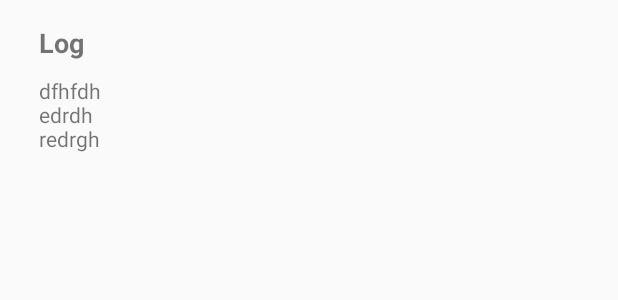
After one commit to lebalex/LockScreen2, an Android app: the layout activity_log.xml on its own in the app's theme, with its tools: preview values and no code run, on a phone screen of 412 x 824 dp. The commit adds this screen. Shown: the top 300 px of the screen. Run offline under Robolectric (Android 15) with nearby library versions, the phone set to English and light mode, and no system bars.

Commit message:
load after reboot and log

```diff
--- /dev/null
+++ b/app/src/main/res/layout/activity_log.xml
@@ -0,0 +1,49 @@
+<?xml version="1.0" encoding="utf-8"?>
+<ScrollView xmlns:android="http://schemas.android.com/apk/res/android"
+    android:layout_width="fill_parent"
+    android:layout_height="fill_parent">
+
+    <RelativeLayout xmlns:android="http://schemas.android.com/apk/res/android"
+        xmlns:tools="http://schemas.android.com/tools"
+        android:layout_width="match_parent"
+        android:layout_height="match_parent"
+        android:paddingBottom="@dimen/activity_vertical_margin"
+        android:paddingLeft="@dimen/activity_horizontal_margin"
+        android:paddingRight="@dimen/activity_horizontal_margin"
+        android:paddingTop="@dimen/activity_vertical_margin"
+        >
+        <GridLayout  xmlns:android="http://schemas.android.com/apk/res/android"
+            android:orientation="vertical" android:layout_width="match_parent"
+            android:layout_height="match_parent"
+            android:columnCount="1"
+            android:rowCount="2"
+            >
+            <TextView
+                android:layout_width="match_parent"
+                android:layout_height="wrap_content"
+                android:text="Log"
+                android:id="@+id/logtitle"
+                android:layout_marginLeft="10dp"
+                android:layout_marginTop="0dp"
+                android:layout_marginBottom="10dp"
+                android:textSize="18dp"
+                android:textStyle="normal|bold"
+                android:layout_column="0"
+                android:layout_row="0">
+            </TextView>
+
+            <TextView
+                android:layout_width="match_parent"
+                android:layout_height="wrap_content"
+                android:text="dfhfdh\nedrdh\nredrgh"
+                android:id="@+id/logstring"
+                android:layout_marginLeft="10dp"
+                android:textSize="14dp"
+                android:layout_alignParentTop="true"
+                android:layout_alignParentEnd="true"
+                android:layout_column="0"
+                android:layout_row="1">
+            </TextView>
+        </GridLayout>
+    </RelativeLayout>
+</ScrollView>
--- a/app/src/main/res/menu/menu_main.xml
+++ b/app/src/main/res/menu/menu_main.xml
@@ -12,4 +12,9 @@
         android:orderInCategory="100"
         android:title="@string/action_settings"
         app:showAsAction="never" />
+    <item
+        android:id="@+id/action_logs"
+        android:orderInCategory="100"
+        android:title="@string/action_logs"
+        app:showAsAction="never" />
 </menu>
--- a/app/src/main/res/values/strings.xml
+++ b/app/src/main/res/values/strings.xml
@@ -16,7 +16,8 @@
     <string name="pref_description_image_from_inet"></string>
     <string name="flag_wall_summary"></string>
     <string name="flag_wall_Title">flag LOCK or SYSTEM</string>
-
+    <string name="save_log_Title">save log</string>
+<string name="action_logs">Logs</string>
 
     <string name="pref_title_update_start">Start update</string>
     <string name="pref_default_update_start">0</string>
--- a/app/src/main/res/xml/pref_general.xml
+++ b/app/src/main/res/xml/pref_general.xml
@@ -47,6 +47,12 @@
         android:summary="@string/flag_wall_summary"
         android:title="@string/flag_wall_Title" />
 
+    <SwitchPreference
+        android:defaultValue="false"
+        android:key="save_log"
+        android:summary=""
+        android:title="@string/save_log_Title" />
+
     <!-- NOTE: Hide buttons to simplify the UI. Users can touch outside the dialog to
          dismiss it. -->
     <!-- NOTE: ListPreference's summary should be set to its value by the activity code. -->
```
Also changed, not shown: app/src/main/AndroidManifest.xml (+11 -6 lines), app/src/main/java/xyz/lebalex/lockscreen/BootBroadcastReceiver.java (added, +42 -0 lines), app/src/main/java/xyz/lebalex/lockscreen/LogActivity.java (added, +56 -0 lines), app/src/main/java/xyz/lebalex/lockscreen/MainActivity.java (+10 -4 lines), app/src/main/java/xyz/lebalex/lockscreen/MyService.java (+26 -4 lines), app/src/main/java/xyz/lebalex/lockscreen/MyStartServiceReceiver.java (+15 -0 lines).
